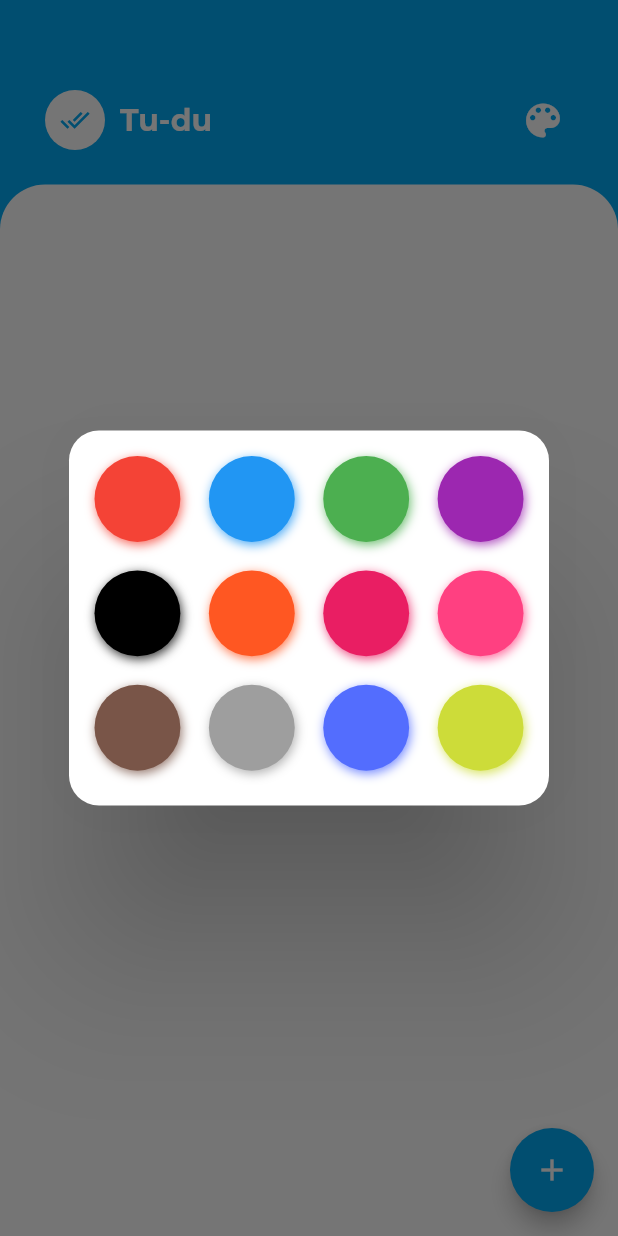
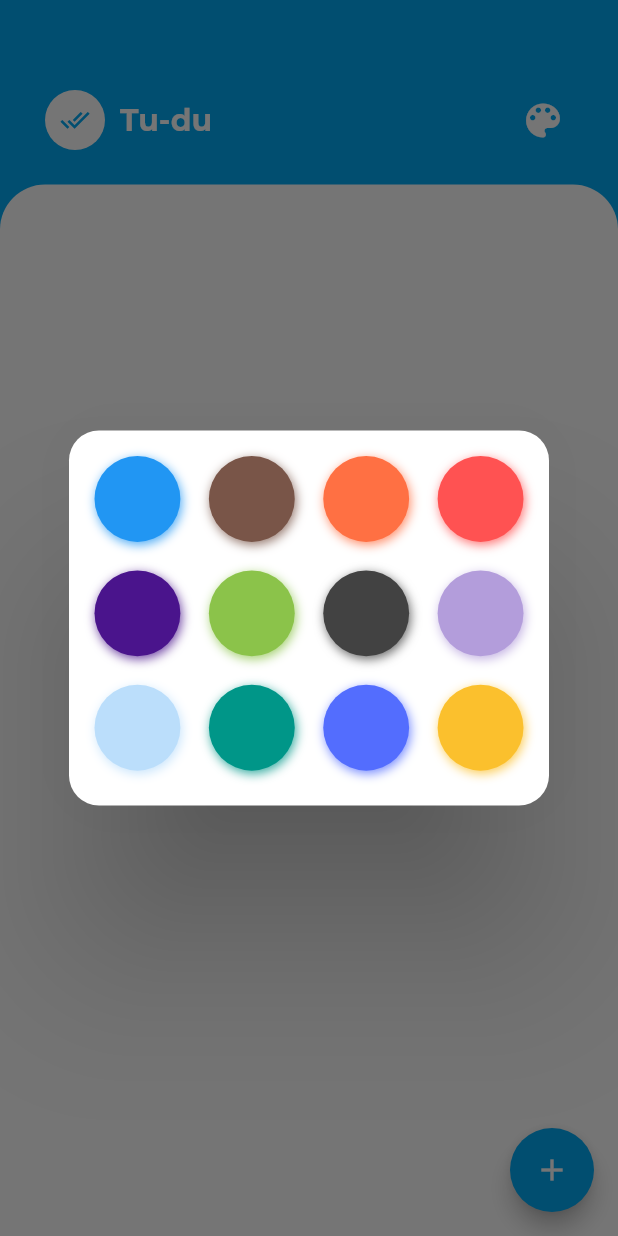
Before and after one commit to michalsmolarek/todo, a Flutter app: the screen it shows after launch, after a tap on the "color lens" icon, on a phone screen of 412 x 824 dp. Run offline on Flutter 3.47's test engine with Material 2 defaults, Android fonts, the phone set to English and light mode, and no system bars; drawn by our look-alikes of flutter_colorpicker; our stand-ins replace flutter_slidable, fluttertoast, hive, hive_flutter; accounts and stored records are empty; project files that could hold a hidden picture were left out.

Commit message:
New colors

```diff
--- a/lib/widgets/color_picker.dart
+++ b/lib/widgets/color_picker.dart
@@ -44,19 +44,19 @@
                           : const SizedBox(),
                     ),
                   ),
-                  availableColors: const [
-                    Colors.red,
+                  availableColors: [
                     Colors.blue,
-                    Colors.green,
-                    Colors.purple,
-                    Colors.black,
-                    Colors.deepOrange,
-                    Colors.pink,
-                    Colors.pinkAccent,
                     Colors.brown,
-                    Colors.grey,
+                    Colors.deepOrange[400]!,
+                    Colors.redAccent,
+                    Colors.purple[900]!,
+                    Colors.lightGreen,
+                    Colors.grey[800]!,
+                    Colors.deepPurple[200]!,
+                    Colors.blue[100]!,
+                    Colors.teal,
                     Colors.indigoAccent,
-                    Colors.lime,
+                    Colors.yellow[700]!,
                   ],
                   onColorChanged: (Color value) {
                     Provider.of<MainColorData>(context, listen: false)
```
